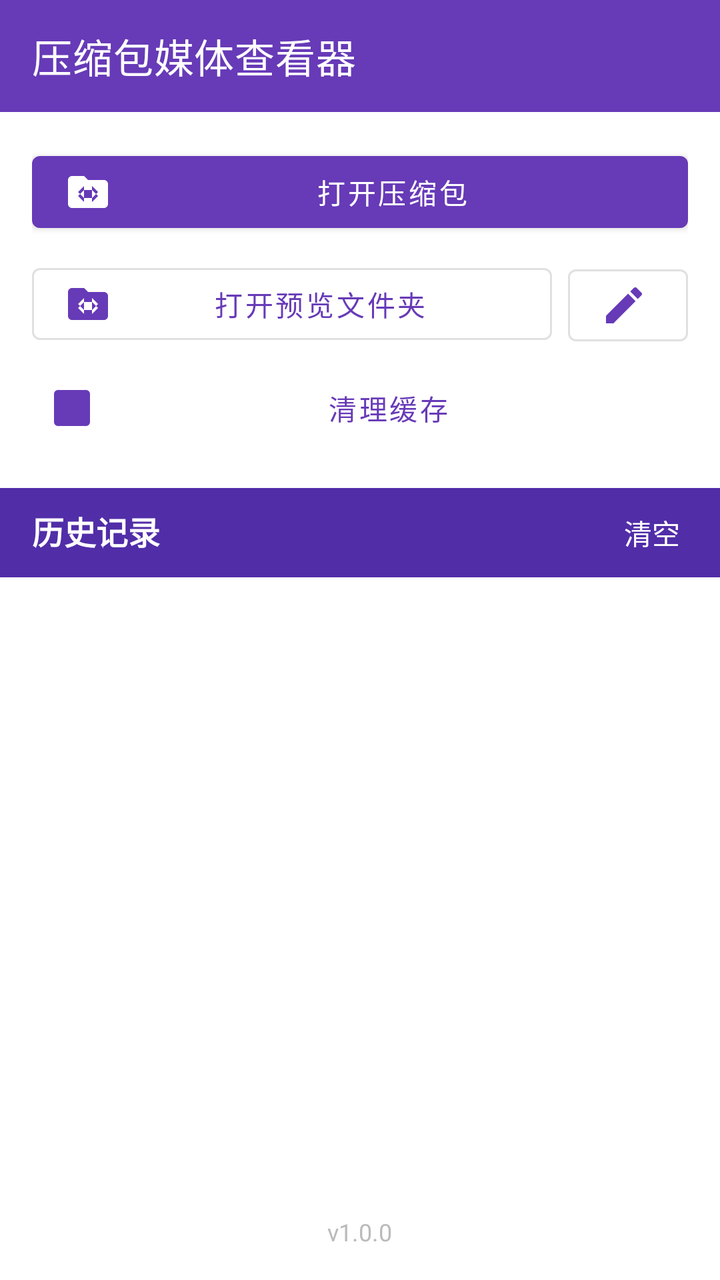
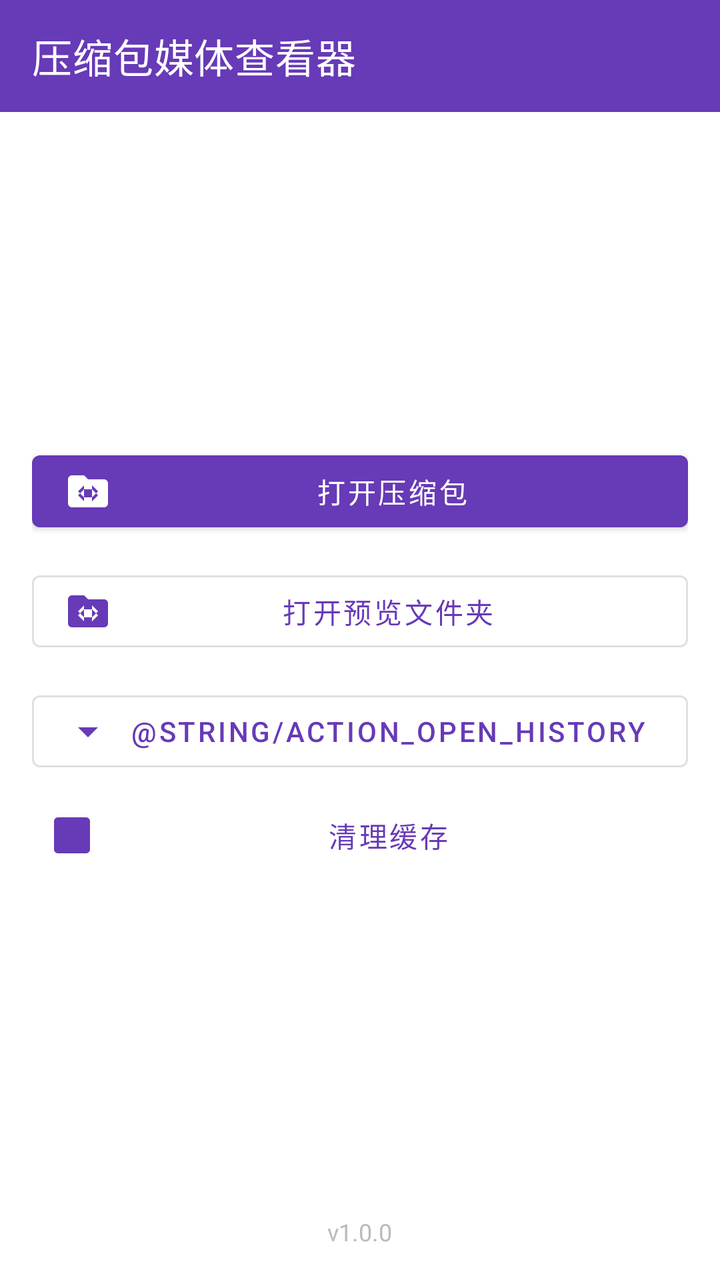

An Android layout rendered at two revisions. The XML below is the earlier revision; the diff shows what the commit changed to produce the second picture.
<!-- AndroidManifest.xml: application theme Theme.ZipMedia -->
<!-- res/layout/activity_main.xml -->
<?xml version="1.0" encoding="utf-8"?>
<LinearLayout xmlns:android="http://schemas.android.com/apk/res/android"
    xmlns:app="http://schemas.android.com/apk/res-auto"
    android:layout_width="match_parent"
    android:layout_height="match_parent"
    android:orientation="vertical"
    android:background="@android:color/white">

    <com.google.android.material.appbar.MaterialToolbar
        android:id="@+id/toolbar"
        android:layout_width="match_parent"
        android:layout_height="?attr/actionBarSize"
        app:title="@string/app_name"
        app:titleTextColor="@color/white"
        android:background="@color/purple_500" />

    <LinearLayout
        android:layout_width="match_parent"
        android:layout_height="wrap_content"
        android:orientation="vertical"
        android:padding="16dp"
        android:background="@android:color/white">

        <com.google.android.material.button.MaterialButton
            android:id="@+id/btnOpenArchive"
            style="@style/Widget.MaterialComponents.Button"
            android:layout_width="match_parent"
            android:layout_height="wrap_content"
            app:icon="@drawable/ic_folder"
            android:text="@string/action_open_archive" />

        
        <LinearLayout
            android:layout_width="match_parent"
            android:layout_height="wrap_content"
            android:layout_marginTop="8dp"
            android:orientation="horizontal">

            <com.google.android.material.button.MaterialButton
                android:id="@+id/btnOpenFolder"
                style="@style/Widget.MaterialComponents.Button.OutlinedButton"
                android:layout_width="0dp"
                android:layout_height="wrap_content"
                android:layout_weight="1"
                app:icon="@drawable/ic_folder"
                android:text="@string/action_open_folder" />

            <com.google.android.material.button.MaterialButton
                android:id="@+id/btnChangeFolder"
                style="@style/Widget.MaterialComponents.Button.OutlinedButton"
                android:layout_width="wrap_content"
                android:layout_height="wrap_content"
                android:layout_marginStart="8dp"
                android:minWidth="48dp"
                app:icon="@drawable/ic_edit"
                android:text="" />
        </LinearLayout>

        <com.google.android.material.button.MaterialButton
            android:id="@+id/btnClearCache"
            style="@style/Widget.MaterialComponents.Button.TextButton"
            android:layout_width="match_parent"
            android:layout_height="wrap_content"
            android:layout_marginTop="4dp"
            app:icon="@drawable/ic_delete"
            android:text="@string/action_clear_cache" />
    </LinearLayout>

    <LinearLayout
        android:layout_width="match_parent"
        android:layout_height="wrap_content"
        android:orientation="horizontal"
        android:background="@color/purple_700"
        android:paddingStart="16dp"
        android:paddingEnd="16dp"
        android:paddingTop="8dp"
        android:paddingBottom="8dp">

        <TextView
            android:layout_width="0dp"
            android:layout_height="wrap_content"
            android:layout_weight="1"
            android:text="@string/history_label"
            android:textColor="@color/white"
            android:textStyle="bold"
            android:textSize="16sp" />

        <TextView
            android:id="@+id/tvClearHistory"
            android:layout_width="wrap_content"
            android:layout_height="wrap_content"
            android:text="@string/history_clear"
            android:textColor="@color/white"
            android:textSize="14sp"
            android:padding="4dp" />
    </LinearLayout>

    <FrameLayout
        android:layout_width="match_parent"
        android:layout_height="0dp"
        android:layout_weight="1">

        <androidx.recyclerview.widget.RecyclerView
            android:id="@+id/rvHistory"
            android:layout_width="match_parent"
            android:layout_height="match_parent"
            android:clipToPadding="false"
            android:paddingBottom="96dp" />

        <TextView
            android:id="@+id/tvVersion"
            android:layout_width="wrap_content"
            android:layout_height="wrap_content"
            android:layout_gravity="bottom|center_horizontal"
            android:layout_marginBottom="16dp"
            android:text="v1.0.0"
            android:textColor="#BBBBBB"
            android:textSize="12sp" />

        <LinearLayout
            android:id="@+id/emptyContainer"
            android:layout_width="match_parent"
            android:layout_height="match_parent"
            android:orientation="vertical"
            android:gravity="center"
            android:visibility="gone">

            <TextView
                android:id="@+id/tvEmpty"
                android:layout_width="wrap_content"
                android:layout_height="wrap_content"
                android:text="@string/history_empty"
                android:gravity="center"
                android:textColor="#888888"
                android:textSize="15sp" />
        </LinearLayout>
    </FrameLayout>
</LinearLayout>
<!-- resources referenced by this layout -->
<resources>
  <color name="purple_500">#673AB7</color>
  <color name="purple_700">#512DA8</color>
  <color name="white">#FFFFFF</color>
  <!-- drawable ic_delete (drawable) -->
  <vector xmlns:android="http://schemas.android.com/apk/res/android"
      android:width="24dp" android:height="24dp"
      android:viewportWidth="24" android:viewportHeight="24"
      android:tint="#FFFFFF">
      <path android:fillColor="#FFFFFF"
          android:pathData="M19,3H5c-1.1,0 -2,0.9 -2,2v14c0,1.1 0.9,2 2,2h14c1.1,0 2,-0.9 2,-2V5c0,-1.1 -0.9,-2 -2,-2zM14,14.5v-4c0,-0.83 -0.67,-1.5 -1.5,-1.5H12v0.09c-0.34,0.22 -0.7,0.33 -1.07,0.33 -0.51,0 -1.03,-0.21 -1.4,-0.62 -0.36,-0.39 -0.56,-0.92 -0.51,-1.47H6v8h3v-2.5c0,-0.28 0.22,-0.5 0.5,-0.5 0.28,0 0.5,0.22 0.5,0.5V16h3v-4.5c0,-0.28 0.22,-0.5 0.5,-0.5 0.28,0 0.5,0.22 0.5,0.5V16h3z"/>
  </vector>
  <!-- drawable ic_edit (drawable) -->
  <vector xmlns:android="http://schemas.android.com/apk/res/android"
      android:width="24dp" android:height="24dp"
      android:viewportWidth="24" android:viewportHeight="24"
      android:tint="#673AB7">
      <path android:fillColor="#000000"
          android:pathData="M3,17.25V21h3.75L17.81,9.94l-3.75,-3.75L3,17.25zM20.71,7.04c0.39,-0.39 0.39,-1.02 0,-1.41l-2.34,-2.34c-0.39,-0.39 -1.02,-0.39 -1.41,0l-1.83,1.83 3.75,3.75 1.83,-1.83z"/>
  </vector>
  <!-- drawable ic_folder (drawable) -->
  <vector xmlns:android="http://schemas.android.com/apk/res/android"
      android:width="24dp" android:height="24dp"
      android:viewportWidth="24" android:viewportHeight="24"
      android:tint="#FFFFFF">
      <path android:fillColor="#FFFFFF"
          android:pathData="M20,6h-8l-2,-2H4c-1.1,0 -2,0.9 -2,2v12c0,1.1 0.9,2 2,2h16c1.1,0 2,-0.9 2,-2V8c0,-1.1 -0.9,-2 -2,-2zM14,17v-2h-4v2l-3,-3 3,-3v2h4v-2l3,3 -3,3zM10,9v2h4V9l3,3 -3,3v-2h-4v2l-3,-3 3,-3z"/>
  </vector>
  <string name="action_clear_cache">清理缓存</string>
  <string name="action_open_archive">打开压缩包</string>
  <string name="action_open_folder">打开预览文件夹</string>
  <string name="app_name">压缩包媒体查看器</string>
  <string name="history_clear">清空</string>
  <string name="history_empty">暂无历史记录\n点击上方按钮打开一个压缩包</string>
  <string name="history_label">历史记录</string>
  <style name="Theme.ZipMedia" parent="Theme.MaterialComponents.DayNight.NoActionBar">
          <item name="colorPrimary">@color/purple_500</item>
          <item name="colorPrimaryDark">@color/black</item>
          <item name="colorAccent">@color/purple_500</item>
          <item name="android:windowBackground">@android:color/white</item>
      </style>
  <color name="black">#000000</color>
</resources>

<!-- the commit's change to res/layout/activity_main.xml (unified diff, before → after) -->
@@ -16,10 +16,11 @@
 
     <LinearLayout
         android:layout_width="match_parent"
-        android:layout_height="wrap_content"
+        android:layout_height="0dp"
+        android:layout_weight="1"
         android:orientation="vertical"
         android:padding="16dp"
-        android:background="@android:color/white">
+        android:gravity="center">
 
         <com.google.android.material.button.MaterialButton
             android:id="@+id/btnOpenArchive"
@@ -29,32 +30,23 @@
             app:icon="@drawable/ic_folder"
             android:text="@string/action_open_archive" />
 
-        
-        <LinearLayout
+        <com.google.android.material.button.MaterialButton
+            android:id="@+id/btnOpenFolder"
+            style="@style/Widget.MaterialComponents.Button.OutlinedButton"
             android:layout_width="match_parent"
             android:layout_height="wrap_content"
-            android:layout_marginTop="8dp"
-            android:orientation="horizontal">
+            android:layout_marginTop="12dp"
+            app:icon="@drawable/ic_folder"
+            android:text="@string/action_open_folder" />
 
-            <com.google.android.material.button.MaterialButton
-                android:id="@+id/btnOpenFolder"
-                style="@style/Widget.MaterialComponents.Button.OutlinedButton"
-                android:layout_width="0dp"
-                android:layout_height="wrap_content"
-                android:layout_weight="1"
-                app:icon="@drawable/ic_folder"
-                android:text="@string/action_open_folder" />
-
-            <com.google.android.material.button.MaterialButton
-                android:id="@+id/btnChangeFolder"
-                style="@style/Widget.MaterialComponents.Button.OutlinedButton"
-                android:layout_width="wrap_content"
-                android:layout_height="wrap_content"
-                android:layout_marginStart="8dp"
-                android:minWidth="48dp"
-                app:icon="@drawable/ic_edit"
-                android:text="" />
-        </LinearLayout>
+        <com.google.android.material.button.MaterialButton
+            android:id="@+id/btnHistory"
+            style="@style/Widget.MaterialComponents.Button.OutlinedButton"
+            android:layout_width="match_parent"
+            android:layout_height="wrap_content"
+            android:layout_marginTop="12dp"
+            app:icon="@drawable/ic_expand_more"
+            android:text="@string/action_open_history" />
 
         <com.google.android.material.button.MaterialButton
             android:id="@+id/btnClearCache"
@@ -66,73 +58,13 @@
             android:text="@string/action_clear_cache" />
     </LinearLayout>
 
-    <LinearLayout
-        android:layout_width="match_parent"
+    <TextView
+        android:id="@+id/tvVersion"
+        android:layout_width="wrap_content"
         android:layout_height="wrap_content"
-        android:orientation="horizontal"
-        android:background="@color/purple_700"
-        android:paddingStart="16dp"
-        android:paddingEnd="16dp"
-        android:paddingTop="8dp"
-        android:paddingBottom="8dp">
-
-        <TextView
-            android:layout_width="0dp"
-            android:layout_height="wrap_content"
-            android:layout_weight="1"
-            android:text="@string/history_label"
-            android:textColor="@color/white"
-            android:textStyle="bold"
-            android:textSize="16sp" />
-
-        <TextView
-            android:id="@+id/tvClearHistory"
-            android:layout_width="wrap_content"
-            android:layout_height="wrap_content"
-            android:text="@string/history_clear"
-            android:textColor="@color/white"
-            android:textSize="14sp"
-            android:padding="4dp" />
-    </LinearLayout>
-
-    <FrameLayout
-        android:layout_width="match_parent"
-        android:layout_height="0dp"
-        android:layout_weight="1">
-
-        <androidx.recyclerview.widget.RecyclerView
-            android:id="@+id/rvHistory"
-            android:layout_width="match_parent"
-            android:layout_height="match_parent"
-            android:clipToPadding="false"
-            android:paddingBottom="96dp" />
-
-        <TextView
-            android:id="@+id/tvVersion"
-            android:layout_width="wrap_content"
-            android:layout_height="wrap_content"
-            android:layout_gravity="bottom|center_horizontal"
-            android:layout_marginBottom="16dp"
-            android:text="v1.0.0"
-            android:textColor="#BBBBBB"
-            android:textSize="12sp" />
-
-        <LinearLayout
-            android:id="@+id/emptyContainer"
-            android:layout_width="match_parent"
-            android:layout_height="match_parent"
-            android:orientation="vertical"
-            android:gravity="center"
-            android:visibility="gone">
-
-            <TextView
-                android:id="@+id/tvEmpty"
-                android:layout_width="wrap_content"
-                android:layout_height="wrap_content"
-                android:text="@string/history_empty"
-                android:gravity="center"
-                android:textColor="#888888"
-                android:textSize="15sp" />
-        </LinearLayout>
-    </FrameLayout>
+        android:layout_gravity="center_horizontal"
+        android:layout_marginBottom="16dp"
+        android:text="v1.0.0"
+        android:textColor="#BBBBBB"
+        android:textSize="12sp" />
 </LinearLayout>
<!-- resource entries referenced after the edit -->
@@ -1,7 +1,6 @@
 <!-- resources referenced by this layout -->
 <resources>
   <color name="purple_500">#673AB7</color>
-  <color name="purple_700">#512DA8</color>
   <color name="white">#FFFFFF</color>
   <!-- drawable ic_delete (drawable) -->
   <vector xmlns:android="http://schemas.android.com/apk/res/android"
@@ -11,13 +10,13 @@
       <path android:fillColor="#FFFFFF"
           android:pathData="M19,3H5c-1.1,0 -2,0.9 -2,2v14c0,1.1 0.9,2 2,2h14c1.1,0 2,-0.9 2,-2V5c0,-1.1 -0.9,-2 -2,-2zM14,14.5v-4c0,-0.83 -0.67,-1.5 -1.5,-1.5H12v0.09c-0.34,0.22 -0.7,0.33 -1.07,0.33 -0.51,0 -1.03,-0.21 -1.4,-0.62 -0.36,-0.39 -0.56,-0.92 -0.51,-1.47H6v8h3v-2.5c0,-0.28 0.22,-0.5 0.5,-0.5 0.28,0 0.5,0.22 0.5,0.5V16h3v-4.5c0,-0.28 0.22,-0.5 0.5,-0.5 0.28,0 0.5,0.22 0.5,0.5V16h3z"/>
   </vector>
-  <!-- drawable ic_edit (drawable) -->
+  <!-- drawable ic_expand_more (drawable) -->
   <vector xmlns:android="http://schemas.android.com/apk/res/android"
       android:width="24dp" android:height="24dp"
       android:viewportWidth="24" android:viewportHeight="24"
-      android:tint="#673AB7">
-      <path android:fillColor="#000000"
-          android:pathData="M3,17.25V21h3.75L17.81,9.94l-3.75,-3.75L3,17.25zM20.71,7.04c0.39,-0.39 0.39,-1.02 0,-1.41l-2.34,-2.34c-0.39,-0.39 -1.02,-0.39 -1.41,0l-1.83,1.83 3.75,3.75 1.83,-1.83z"/>
+      android:tint="#FFFFFF">
+      <path android:fillColor="#FFFFFF"
+          android:pathData="M7,10l5,5 5,-5z"/>
   </vector>
   <!-- drawable ic_folder (drawable) -->
   <vector xmlns:android="http://schemas.android.com/apk/res/android"
@@ -31,9 +30,6 @@
   <string name="action_open_archive">打开压缩包</string>
   <string name="action_open_folder">打开预览文件夹</string>
   <string name="app_name">压缩包媒体查看器</string>
-  <string name="history_clear">清空</string>
-  <string name="history_empty">暂无历史记录\n点击上方按钮打开一个压缩包</string>
-  <string name="history_label">历史记录</string>
   <style name="Theme.ZipMedia" parent="Theme.MaterialComponents.DayNight.NoActionBar">
           <item name="colorPrimary">@color/purple_500</item>
           <item name="colorPrimaryDark">@color/black</item>
